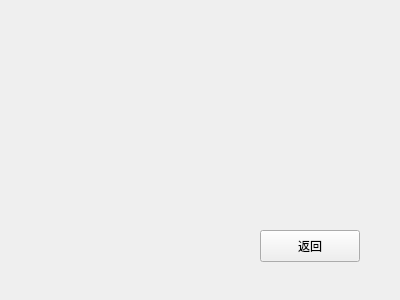
Qt form campus_tour_guide_system/manage_page.ui (zhang252112914/school_guide-summer-) before a commit.
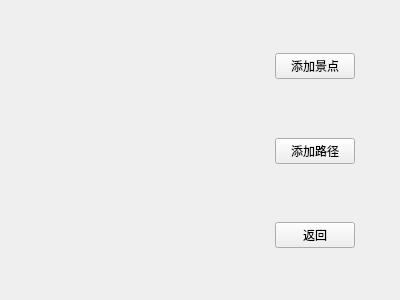
The same form after that commit.

Commit message: Add add_edge page and add_site page

Diff of the .ui file:
```diff
--- a/campus_tour_guide_system/manage_page.ui
+++ b/campus_tour_guide_system/manage_page.ui
@@ -13,18 +13,185 @@
   <property name="windowTitle">
    <string>Form</string>
   </property>
-  <widget class="QPushButton" name="return_button">
+  <widget class="QWidget" name="layoutWidget">
    <property name="geometry">
     <rect>
-     <x>260</x>
-     <y>230</y>
-     <width>100</width>
-     <height>32</height>
+     <x>0</x>
+     <y>0</y>
+     <width>401</width>
+     <height>301</height>
     </rect>
    </property>
-   <property name="text">
-    <string>返回</string>
-   </property>
+   <layout class="QHBoxLayout" name="horizontalLayout">
+    <item>
+     <spacer name="horizontalSpacer">
+      <property name="orientation">
+       <enum>Qt::Horizontal</enum>
+      </property>
+      <property name="sizeHint" stdset="0">
+       <size>
+        <width>40</width>
+        <height>20</height>
+       </size>
+      </property>
+     </spacer>
+    </item>
+    <item>
+     <spacer name="horizontalSpacer_2">
+      <property name="orientation">
+       <enum>Qt::Horizontal</enum>
+      </property>
+      <property name="sizeHint" stdset="0">
+       <size>
+        <width>40</width>
+        <height>20</height>
+       </size>
+      </property>
+     </spacer>
+    </item>
+    <item>
+     <spacer name="horizontalSpacer_3">
+      <property name="orientation">
+       <enum>Qt::Horizontal</enum>
+      </property>
+      <property name="sizeHint" stdset="0">
+       <size>
+        <width>40</width>
+        <height>20</height>
+       </size>
+      </property>
+     </spacer>
+    </item>
+    <item>
+     <spacer name="horizontalSpacer_4">
+      <property name="orientation">
+       <enum>Qt::Horizontal</enum>
+      </property>
+      <property name="sizeHint" stdset="0">
+       <size>
+        <width>40</width>
+        <height>20</height>
+       </size>
+      </property>
+     </spacer>
+    </item>
+    <item>
+     <spacer name="horizontalSpacer_5">
+      <property name="orientation">
+       <enum>Qt::Horizontal</enum>
+      </property>
+      <property name="sizeHint" stdset="0">
+       <size>
+        <width>40</width>
+        <height>20</height>
+       </size>
+      </property>
+     </spacer>
+    </item>
+    <item>
+     <spacer name="horizontalSpacer_7">
+      <property name="orientation">
+       <enum>Qt::Horizontal</enum>
+      </property>
+      <property name="sizeHint" stdset="0">
+       <size>
+        <width>40</width>
+        <height>20</height>
+       </size>
+      </property>
+     </spacer>
+    </item>
+    <item>
+     <layout class="QVBoxLayout" name="verticalLayout">
+      <item>
+       <spacer name="verticalSpacer_2">
+        <property name="orientation">
+         <enum>Qt::Vertical</enum>
+        </property>
+        <property name="sizeHint" stdset="0">
+         <size>
+          <width>20</width>
+          <height>40</height>
+         </size>
+        </property>
+       </spacer>
+      </item>
+      <item>
+       <widget class="QPushButton" name="add_site_button">
+        <property name="text">
+         <string>添加景点</string>
+        </property>
+       </widget>
+      </item>
+      <item>
+       <spacer name="verticalSpacer">
+        <property name="orientation">
+         <enum>Qt::Vertical</enum>
+        </property>
+        <property name="sizeHint" stdset="0">
+         <size>
+          <width>20</width>
+          <height>40</height>
+         </size>
+        </property>
+       </spacer>
+      </item>
+      <item>
+       <widget class="QPushButton" name="add_edge_button">
+        <property name="text">
+         <string>添加路径</string>
+        </property>
+       </widget>
+      </item>
+      <item>
+       <spacer name="verticalSpacer_3">
+        <property name="orientation">
+         <enum>Qt::Vertical</enum>
+        </property>
+        <property name="sizeHint" stdset="0">
+         <size>
+          <width>20</width>
+          <height>40</height>
+         </size>
+        </property>
+       </spacer>
+      </item>
+      <item>
+       <widget class="QPushButton" name="return_button">
+        <property name="text">
+         <string>返回</string>
+        </property>
+       </widget>
+      </item>
+      <item>
+       <spacer name="verticalSpacer_4">
+        <property name="orientation">
+         <enum>Qt::Vertical</enum>
+        </property>
+        <property name="sizeHint" stdset="0">
+         <size>
+          <width>20</width>
+          <height>40</height>
+         </size>
+        </property>
+       </spacer>
+      </item>
+     </layout>
+    </item>
+    <item>
+     <spacer name="horizontalSpacer_6">
+      <property name="orientation">
+       <enum>Qt::Horizontal</enum>
+      </property>
+      <property name="sizeHint" stdset="0">
+       <size>
+        <width>40</width>
+        <height>20</height>
+       </size>
+      </property>
+     </spacer>
+    </item>
+   </layout>
   </widget>
  </widget>
  <resources/>
```
The commit also changes 12 other files.
